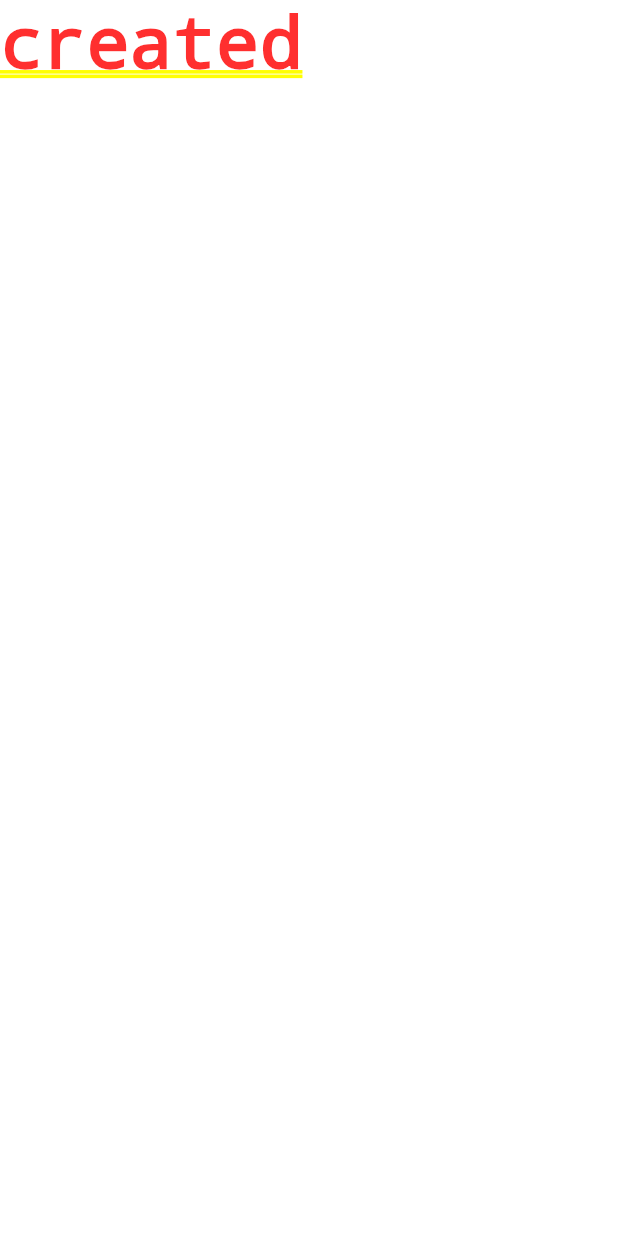
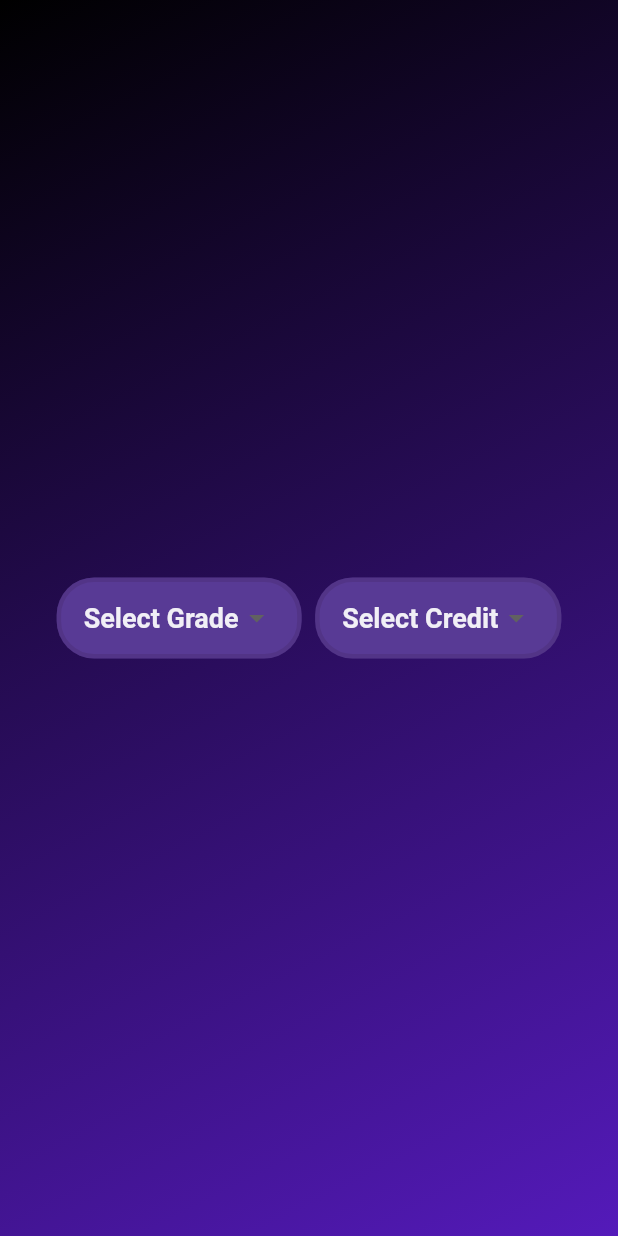
Before and after one commit to Pooja-Goel07/gpa_calculator, a Flutter app: the screen it shows after launch, on a phone screen of 412 x 824 dp. Run offline on Flutter 3.47's test engine with Material 3 defaults, Android fonts, the phone set to English and light mode, and no system bars.

Commit message:
building prototype

```diff
--- a/lib/HomePageCalc.dart
+++ b/lib/HomePageCalc.dart
@@ -7,11 +7,133 @@ class HomePageCalc extends StatefulWidget {
   State<HomePageCalc> createState() => _HomePageCalc();
 }
 
+
 class _HomePageCalc extends State<HomePageCalc> {
+  String? grade01;
+  String? grade02;
+  String? grade03;
+  String? grade04;
+  String? grade05;
+  String? grade06;
+  String? grade07;
+  String? grade08;
+  String? grade09;
+  String? grade10;
+  final List<String> items1 = ['S', 'A', 'B', 'C', 'D', 'E', 'F'];
+  double? credits01;
+  double? credits02;
+  double? credits03;
+  double? credits04;
+  double? credits05;
+  double? credits06;
+  double? credits07;
+  double? credits08;
+  double? credits09;
+  double? credits10;
+  final List<double> items2 = [1,1.5,2,3,4,5,20];
   @override
   Widget build(BuildContext context) {
     return MaterialApp(
-      home: Text("created"),
+      home: Scaffold(
+
+        body: Container(
+          decoration: BoxDecoration(
+            gradient: LinearGradient(
+              colors: [
+                Color.fromARGB(255, 0, 0, 0),
+                const Color.fromARGB(255, 84, 26, 186),
+              ], // Gradient colors
+              begin: Alignment.topLeft, // Start point of the gradient
+              end: Alignment.bottomRight, // End point of the gradient
+            ),
+          ),
+          child: Center(
+            child: Column(
+              mainAxisAlignment: MainAxisAlignment.center,
+              children: [
+                Row(
+
+                  mainAxisAlignment: MainAxisAlignment.center,
+                  children: [
+                    Container(
+                      decoration: BoxDecoration(
+                        color: const Color.fromARGB(255, 88, 58, 149),
+                        border: Border.all(color:const Color.fromARGB(64, 64, 35, 94), width: 3.0,),
+                        borderRadius: BorderRadius.circular(25.0),
+
+                      ),
+                      margin: const EdgeInsets.all(4.5),
+                      child: DropdownButton<String>(
+                        underline: SizedBox(),
+                        dropdownColor: const Color.fromARGB(255, 88, 58, 149),
+                      padding: const EdgeInsets.symmetric(horizontal: 15),
+                        value: grade01,
+                        hint: Text("Select Grade",style: const TextStyle(
+                          color: Color.fromARGB(234, 255, 255, 255),
+                            fontSize: 18,
+                            fontWeight: FontWeight.bold,
+                        ),),style: const TextStyle(
+                            color: Color.fromARGB(234, 255, 255, 255),
+                            fontSize: 18,
+                            fontWeight: FontWeight.bold,
+                          ),
+
+                        items: items1.map((String item) {
+                          return DropdownMenuItem<String>(
+
+                            value: item,
+                            child: Text(item),
+                          );
+                        }).toList(),
+                        onChanged: (String? newValue) {
+                          setState(() {
+                            grade01 = newValue;
+                          });
+                        },
+                      ),
+                    ),
+                    Container(
+                      decoration: BoxDecoration(
+                        color: const Color.fromARGB(255, 88, 58, 149),
+                        border: Border.all(color:const Color.fromARGB(64, 64, 35, 94), width: 3.0,),
+                        borderRadius: BorderRadius.circular(25.0),
+                      ),
+                      margin: const EdgeInsets.all(4.5),
+                      child: DropdownButton<double>(
+                        dropdownColor: const Color.fromARGB(255, 88, 58, 149),
+                        underline: SizedBox(),
+                        padding: const EdgeInsets.symmetric(horizontal: 15),
+
+                        value: credits01,
+                        hint: Text("Select Credit",style: const TextStyle(
+                          color: Color.fromARGB(234, 255, 255, 255),
+                            fontSize: 18,
+                            fontWeight: FontWeight.bold,
+                        ),),style: const TextStyle(
+                            color: Color.fromARGB(234, 255, 255, 255),
+                            fontSize: 18,
+                            fontWeight: FontWeight.bold,
+                          ),
+                        items: items2.map((double item) {
+                          return DropdownMenuItem<double>(
+                            value: item,
+                            child: Text(item.toString()),
+                          );
+                        }).toList(),
+                        onChanged: (double? newValue) {
+                          setState(() {
+                            credits01 = newValue;
+                          });
+                        },
+                      ),
+                    ),
+                  ],
+                ),
+              ],
+            ),
+          ),
+        ),
+      ),
     );
   }
 }
```
